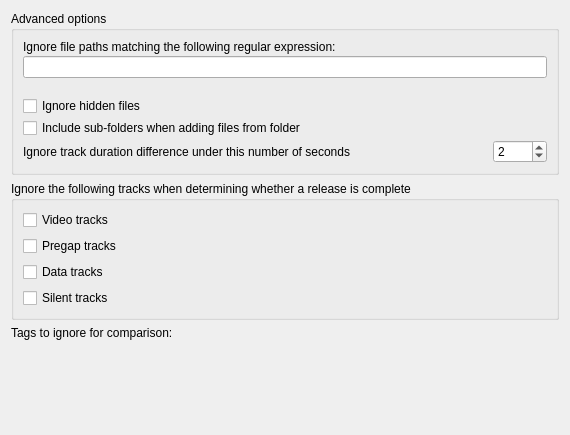
This is ui/options_advanced.ui in metabrainz/picard as Qt 5 draws it before an edit. The edited form follows.
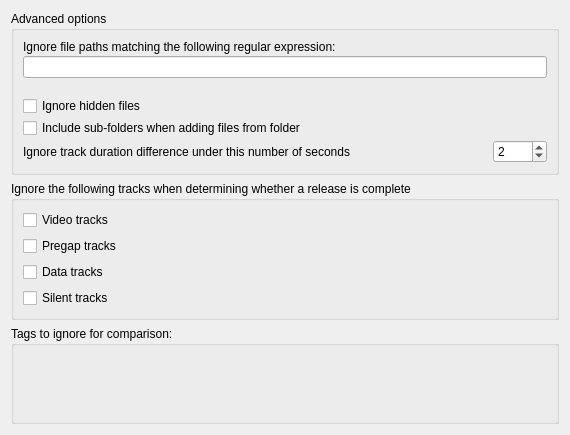
This is the edited form. Custom widgets are drawn as their Qt base class.

Commit message: Consistently place list editors in options inside of QGroupBox

```diff
--- a/ui/options_advanced.ui
+++ b/ui/options_advanced.ui
@@ -155,12 +155,11 @@
     </widget>
    </item>
    <item>
-    <widget class="QLabel" name="compare_ignore_tags_label">
-     <property name="text">
+    <widget class="QGroupBox" name="groupBox_2">
+     <property name="title">
       <string>Tags to ignore for comparison:</string>
      </property>
-    </widget>
-   </item>
+     <layout class="QVBoxLayout" name="verticalLayout">
    <item>
     <widget class="TagListEditor" name="compare_ignore_tags" native="true">
      <property name="sizePolicy">
@@ -169,6 +168,9 @@
        <verstretch>0</verstretch>
       </sizepolicy>
      </property>
+       </widget>
+      </item>
+     </layout>
     </widget>
    </item>
   </layout>
```
Lines whose indentation alone changed are shown as unchanged. The commit also changes 3 other files.
